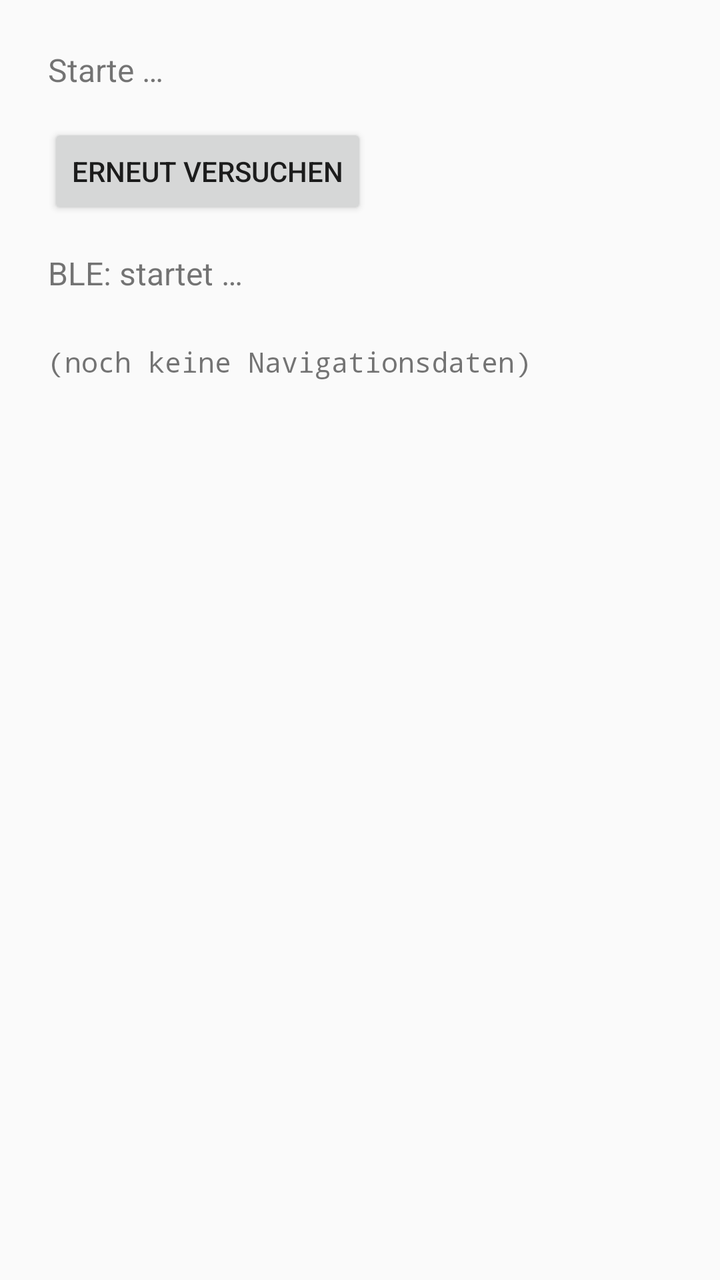
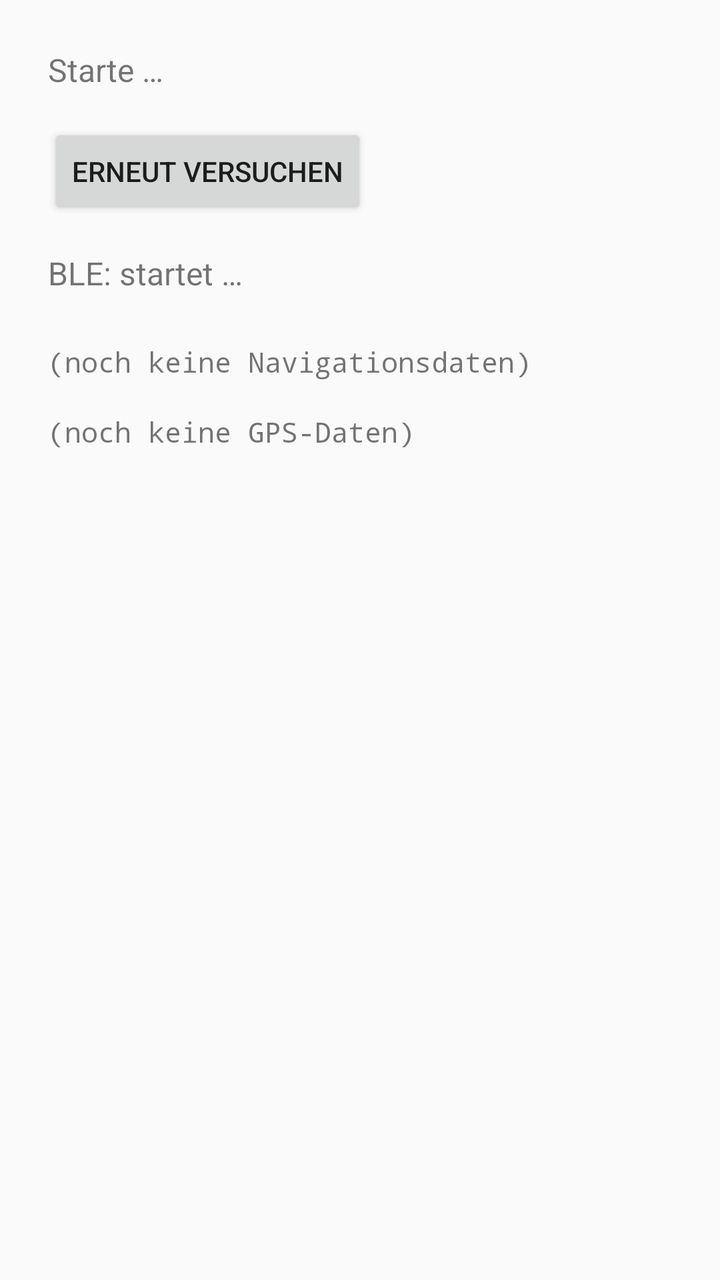

Compare the two renders of this Android layout. The source of the first and the diff that turns it into the second are given below.
<!-- AndroidManifest.xml: application theme Theme.AppCompat.DayNight -->
<!-- res/layout/activity_main.xml -->
<?xml version="1.0" encoding="utf-8"?>
<LinearLayout xmlns:android="http://schemas.android.com/apk/res/android"
    android:layout_width="match_parent"
    android:layout_height="match_parent"
    android:orientation="vertical"
    android:padding="24dp">

    <TextView
        android:id="@+id/statusView"
        android:layout_width="match_parent"
        android:layout_height="wrap_content"
        android:text="@string/status_initial"
        android:textSize="16sp"
        android:paddingBottom="16dp" />

    <Button
        android:id="@+id/retryButton"
        android:layout_width="wrap_content"
        android:layout_height="wrap_content"
        android:text="@string/retry_button" />

    <TextView
        android:id="@+id/bleStatusView"
        android:layout_width="match_parent"
        android:layout_height="wrap_content"
        android:paddingTop="16dp"
        android:textSize="16sp"
        android:text="@string/ble_status_initial" />

    <TextView
        android:id="@+id/navStateView"
        android:layout_width="match_parent"
        android:layout_height="wrap_content"
        android:paddingTop="24dp"
        android:textSize="14sp"
        android:fontFamily="monospace"
        android:text="@string/navstate_initial" />

</LinearLayout>
<!-- resources referenced by this layout -->
<resources>
  <string name="ble_status_initial">BLE: startet …</string>
  <string name="navstate_initial">(noch keine Navigationsdaten)</string>
  <string name="retry_button">Erneut versuchen</string>
  <string name="status_initial">Starte …</string>
</resources>

<!-- the commit's change to res/layout/activity_main.xml (unified diff, before → after) -->
@@ -36,4 +36,13 @@
         android:fontFamily="monospace"
         android:text="@string/navstate_initial" />
 
+    <TextView
+        android:id="@+id/positionStateView"
+        android:layout_width="match_parent"
+        android:layout_height="wrap_content"
+        android:paddingTop="16dp"
+        android:textSize="14sp"
+        android:fontFamily="monospace"
+        android:text="@string/position_initial" />
+
 </LinearLayout>
<!-- resource entries referenced after the edit -->
@@ -2,6 +2,7 @@
 <resources>
   <string name="ble_status_initial">BLE: startet …</string>
   <string name="navstate_initial">(noch keine Navigationsdaten)</string>
+  <string name="position_initial">(noch keine GPS-Daten)</string>
   <string name="retry_button">Erneut versuchen</string>
   <string name="status_initial">Starte …</string>
 </resources>
